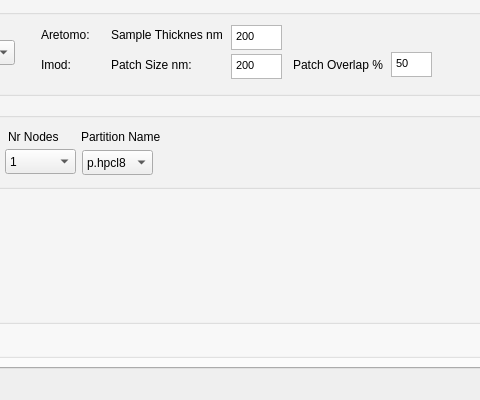
Above: src/gui/schemeGui.ui from Klumpe-lab/CryoBoost before the change; both pictures show x 373 to 853 and y 511 to 911 of the 1215 by 911 pixel window. Below: the same form after it.
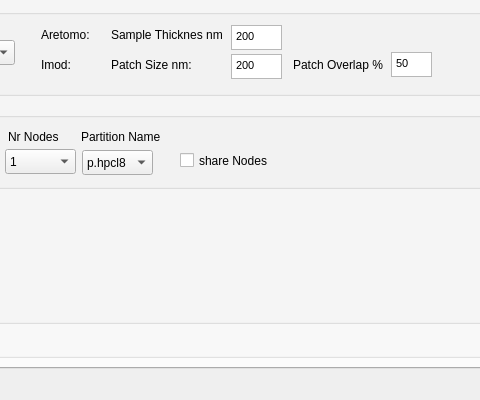
That is the form after the change.

Commit message: node sharing added

```diff
--- a/src/gui/schemeGui.ui
+++ b/src/gui/schemeGui.ui
@@ -796,6 +796,19 @@
              </property>
             </item>
            </widget>
+           <widget class="QCheckBox" name="checkBox_shareNodes">
+            <property name="geometry">
+             <rect>
+              <x>269</x>
+              <y>51</y>
+              <width>121</width>
+              <height>23</height>
+             </rect>
+            </property>
+            <property name="text">
+             <string>share Nodes</string>
+            </property>
+           </widget>
           </widget>
          </widget>
         </item>
```
The commit also changes 3 other files.
